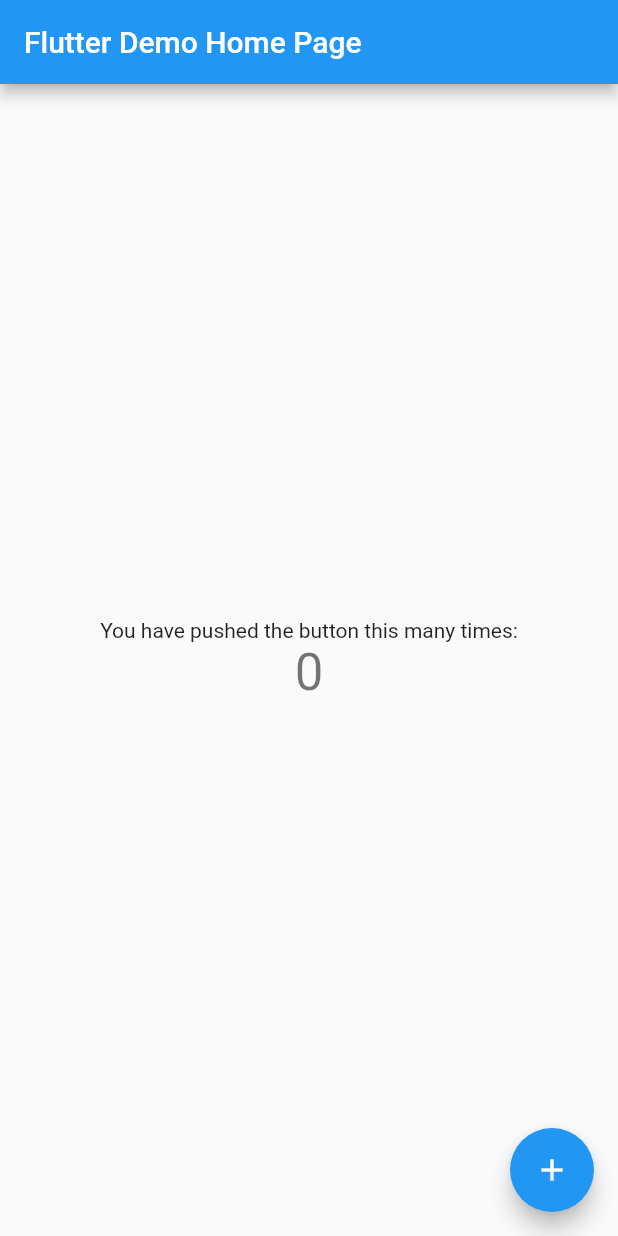
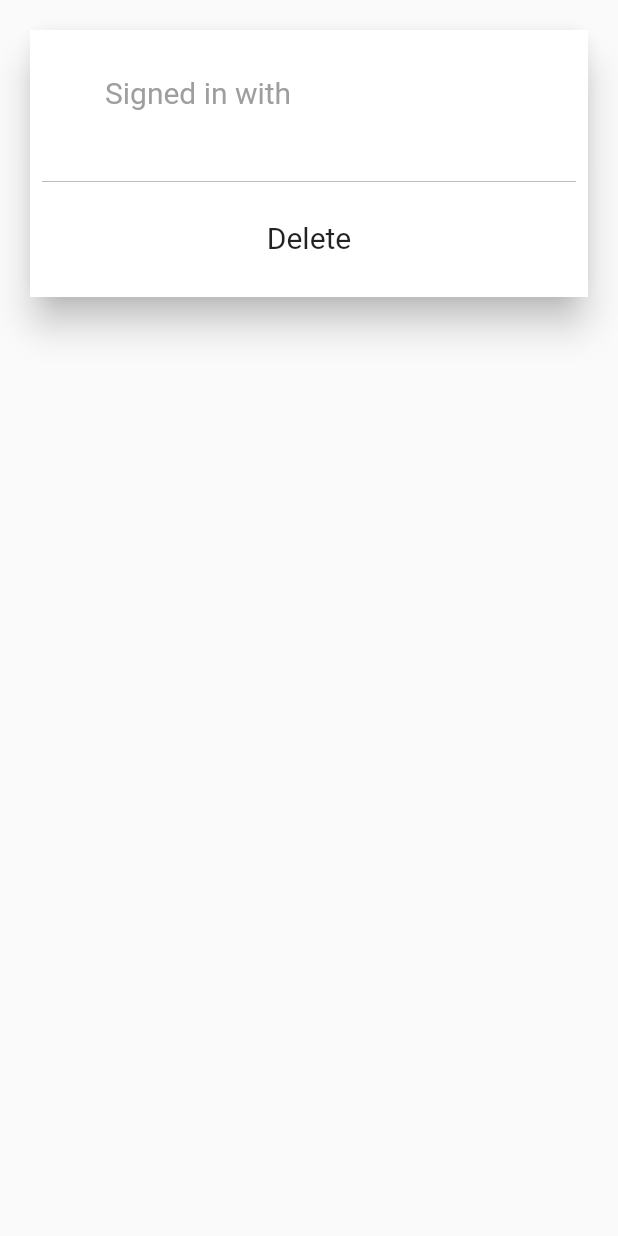
Before and after one commit to adityagautam98/mock_ecom, a Flutter app: the screen it shows after launch, on a phone screen of 412 x 824 dp. Run offline on Flutter 3.47's test engine with Material 2 defaults, Android fonts, the phone set to English and light mode, and no system bars; Roboto replaces fonts that are missing (OpenSans, Playfair).

Commit message:
main edited

```diff
--- a/lib/Orders.dart
+++ b/lib/Orders.dart
@@ -42,48 +42,48 @@ class _OrdersState extends State<Orders> {
                             DataRow(cells: [
                               DataCell(Text('0422020748')),
                               DataCell(Text('Cash On Delivery')),
-                              DataCell(Text("390")),
+                              DataCell(Text("\$390")),
                             ]),
                             DataRow(cells: [
                               DataCell(Text('0422020747')),
                               DataCell(Text('Cash On Delivery	')),
-                              DataCell(Text('156')),
+                              DataCell(Text('\$156')),
                             ]),DataRow(cells: [
                               DataCell(Text('0422020743	')),
                               DataCell(Text('Cash On Delivery	')),
-                              DataCell(Text("2602.6")),
+                              DataCell(Text("\$2602.6")),
                             ]),
                             DataRow(cells: [
                               DataCell(Text('0422020742	')),
                               DataCell(Text('Cash On Delivery')),
-                              DataCell(Text("389")),
+                              DataCell(Text("\$389")),
                             ]), DataRow(cells: [
                               DataCell(Text('0422020748')),
                               DataCell(Text('Cash On Delivery')),
-                              DataCell(Text("390")),
+                              DataCell(Text("\$390")),
                             ]),
 
                             DataRow(cells: [
                               DataCell(Text('0422020737')),
                               DataCell(Text('Cash On Delivery	')),
-                              DataCell(Text('348')),
+                              DataCell(Text('\$348')),
                             ]),
                             DataRow(cells: [
                               DataCell(Text('0422020737')),
                               DataCell(Text('Cash On Delivery	')),
-                              DataCell(Text('602.8')),
+                              DataCell(Text('\$602.8')),
                             ]),
 
                             DataRow(cells: [
                               DataCell(Text('0422020737')),
                               DataCell(Text('Cash On Delivery	')),
-                              DataCell(Text('2402.8')),
+                              DataCell(Text('\$2402.8')),
                             ]),
 
                             DataRow(cells: [
                               DataCell(Text('0422020737')),
                               DataCell(Text('Cash On Delivery	')),
-                              DataCell(Text('2602.8')),
+                              DataCell(Text('\$2602.8')),
                             ]),
 
                           ],
--- /dev/null
+++ b/lib/UI.dart
@@ -0,0 +1,109 @@
+import 'package:flutter/material.dart';
+
+class Ui extends StatefulWidget {
+  @override
+  _UiState createState() => _UiState();
+}
+
+class _UiState extends State<Ui> {
+  @override
+  Widget build(BuildContext context) {
+    return Scaffold(
+
+        body: ListView(
+          children: <Widget>[
+            Padding(
+              padding: const EdgeInsets.symmetric(
+                  horizontal: 16, vertical: 16),
+              child: Column(children: <Widget>[
+
+                Card(
+                  shape: RoundedRectangleBorder(
+                    borderRadius: BorderRadius.circular(15.0),
+                  ),
+                  elevation: 10,
+                  child: Container(
+                      color: Colors.white,
+                      child: Column(
+                        children: <Widget>[
+                          Container(
+                              margin: EdgeInsets.fromLTRB(50,10,10,10),
+                              color: Colors.white,
+                              child: Column(children: <Widget>[
+                                SizedBox(
+                                  height: 20,
+                                ),
+                                Container(
+                                    width: double.infinity,
+                                    child: Text(
+                                      "Signed in with",
+                                      style: TextStyle(
+                                        fontFamily: "Playfair",
+                                        color: Colors.grey,
+                                        fontSize: 20,
+                                        fontStyle: FontStyle.normal,
+                                      ),
+
+                                    )),
+
+                                SizedBox(
+                                  height: 20,
+                                ),
+
+                                SizedBox(
+                                  height: 10,
+                                ),
+
+                              ],
+                              )),
+                          Column(
+                            children: <Widget>[
+
+                              Divider(
+                                indent: 8,
+                                endIndent: 8,
+                                color: Colors.grey.shade400,
+                              ),
+                              SizedBox(
+                                height: 10,
+                              ),
+
+                              Padding(
+                                padding: const EdgeInsets.all(8.0),
+                                child: Text(
+                                  "Delete", style: TextStyle(
+                                  fontFamily: "OpenSans",
+                                  fontSize: 20,
+
+                                  color: Colors.black87,
+                                ),
+                                ),
+                              ),
+                              SizedBox(
+                                height: 20,
+                              ),
+
+                            ],
+                          )
+                        ],
+                      )),
+                )
+
+                ,SizedBox(
+                  height: 10,
+                ),
+
+
+              ],
+              ),
+            ),
+
+          ],
+        )
+
+    );
+
+
+
+  }
+}
--- a/lib/main.dart
+++ b/lib/main.dart
@@ -1,111 +1,28 @@
+
+import 'package:flutter/cupertino.dart';
 import 'package:flutter/material.dart';
 
-void main() => runApp(MyApp());
+import 'package:flutter/services.dart';
+import 'package:mockecom/Orders.dart';
 
-class MyApp extends StatelessWidget {
-  // This widget is the root of your application.
-  @override
-  Widget build(BuildContext context) {
-    return MaterialApp(
-      title: 'Flutter Demo',
-      theme: ThemeData(
-        // This is the theme of your application.
-        //
-        // Try running your application with "flutter run". You'll see the
-        // application has a blue toolbar. Then, without quitting the app, try
-        // changing the primarySwatch below to Colors.green and then invoke
-        // "hot reload" (press "r" in the console where you ran "flutter run",
-        // or simply save your changes to "hot reload" in a Flutter IDE).
-        // Notice that the counter didn't reset back to zero; the application
-        // is not restarted.
-        primarySwatch: Colors.blue,
-      ),
-      home: MyHomePage(title: 'Flutter Demo Home Page'),
+import 'Payment.dart';
+import 'UI.dart';
+
+void main() {
+  WidgetsFlutterBinding.ensureInitialized();
+  SystemChrome.setPreferredOrientations([DeviceOrientation.portraitUp])
+      .then((_) {
+
+    runApp(
+        MaterialApp(
+            theme: ThemeData(
+              // Define the default brightness and colors.
+              brightness: Brightness.light,
+              primaryColor:Colors.deepPurple,
+              accentColor: Colors.deepPurple.shade300,),
+            debugShowCheckedModeBanner: false,
+            home: Ui())
+
+
     );
-  }
-}
-
-class MyHomePage extends StatefulWidget {
-  MyHomePage({Key key, this.title}) : super(key: key);
-
-  // This widget is the home page of your application. It is stateful, meaning
-  // that it has a State object (defined below) that contains fields that affect
-  // how it looks.
-
-  // This class is the configuration for the state. It holds the values (in this
-  // case the title) provided by the parent (in this case the App widget) and
-  // used by the build method of the State. Fields in a Widget subclass are
-  // always marked "final".
-
-  final String title;
-
-  @override
-  _MyHomePageState createState() => _MyHomePageState();
-}
-
-class _MyHomePageState extends State<MyHomePage> {
-  int _counter = 0;
-
-  void _incrementCounter() {
-    setState(() {
-      // This call to setState tells the Flutter framework that something has
-      // changed in this State, which causes it to rerun the build method below
-      // so that the display can reflect the updated values. If we changed
-      // _counter without calling setState(), then the build method would not be
-      // called again, and so nothing would appear to happen.
-      _counter++;
-    });
-  }
-
-  @override
-  Widget build(BuildContext context) {
-    // This method is rerun every time setState is called, for instance as done
-    // by the _incrementCounter method above.
-    //
-    // The Flutter framework has been optimized to make rerunning build methods
-    // fast, so that you can just rebuild anything that needs updating rather
-    // than having to individually change instances of widgets.
-    return Scaffold(
-      appBar: AppBar(
-        // Here we take the value from the MyHomePage object that was created by
-        // the App.build method, and use it to set our appbar title.
-        title: Text(widget.title),
-      ),
-      body: Center(
-        // Center is a layout widget. It takes a single child and positions it
-        // in the middle of the parent.
-        child: Column(
-          // Column is also a layout widget. It takes a list of children and
-          // arranges them vertically. By default, it sizes itself to fit its
-          // children horizontally, and tries to be as tall as its parent.
-          //
-          // Invoke "debug painting" (press "p" in the console, choose the
-          // "Toggle Debug Paint" action from the Flutter Inspector in Android
-          // Studio, or the "Toggle Debug Paint" command in Visual Studio Code)
-          // to see the wireframe for each widget.
-          //
-          // Column has various properties to control how it sizes itself and
-          // how it positions its children. Here we use mainAxisAlignment to
-          // center the children vertically; the main axis here is the vertical
-          // axis because Columns are vertical (the cross axis would be
-          // horizontal).
-          mainAxisAlignment: MainAxisAlignment.center,
-          children: <Widget>[
-            Text(
-              'You have pushed the button this many times:',
-            ),
-            Text(
-              '$_counter',
-              style: Theme.of(context).textTheme.display1,
-            ),
-          ],
-        ),
-      ),
-      floatingActionButton: FloatingActionButton(
-        onPressed: _incrementCounter,
-        tooltip: 'Increment',
-        child: Icon(Icons.add),
-      ), // This trailing comma makes auto-formatting nicer for build methods.
-    );
-  }
-}
+  });}
```
